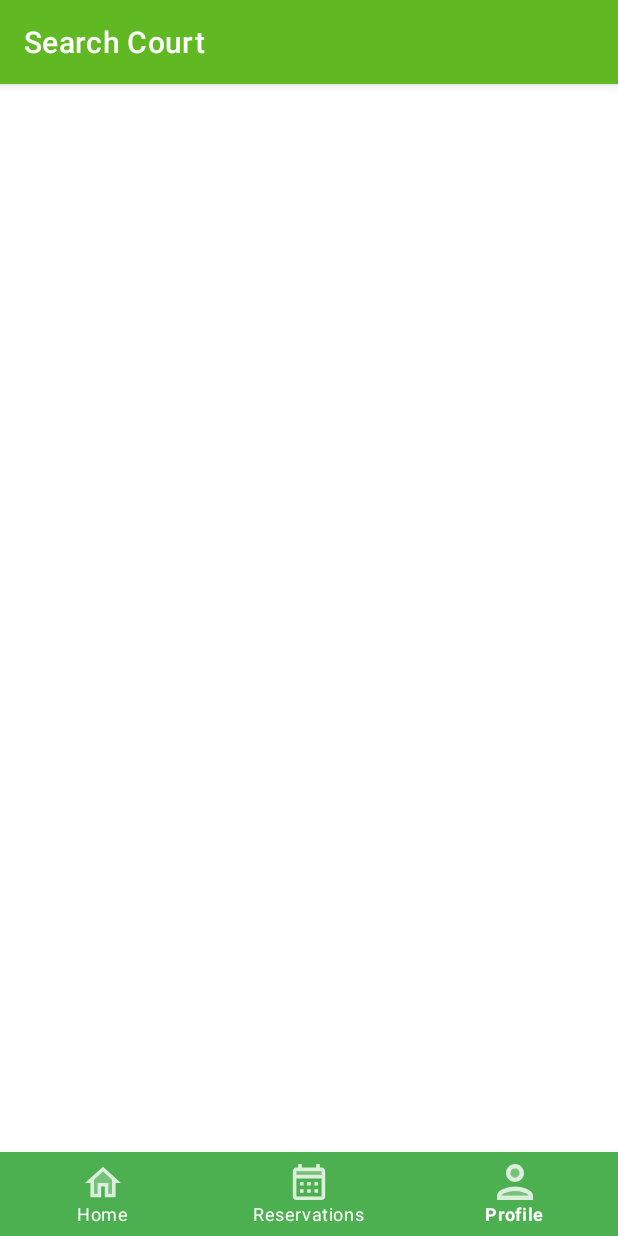
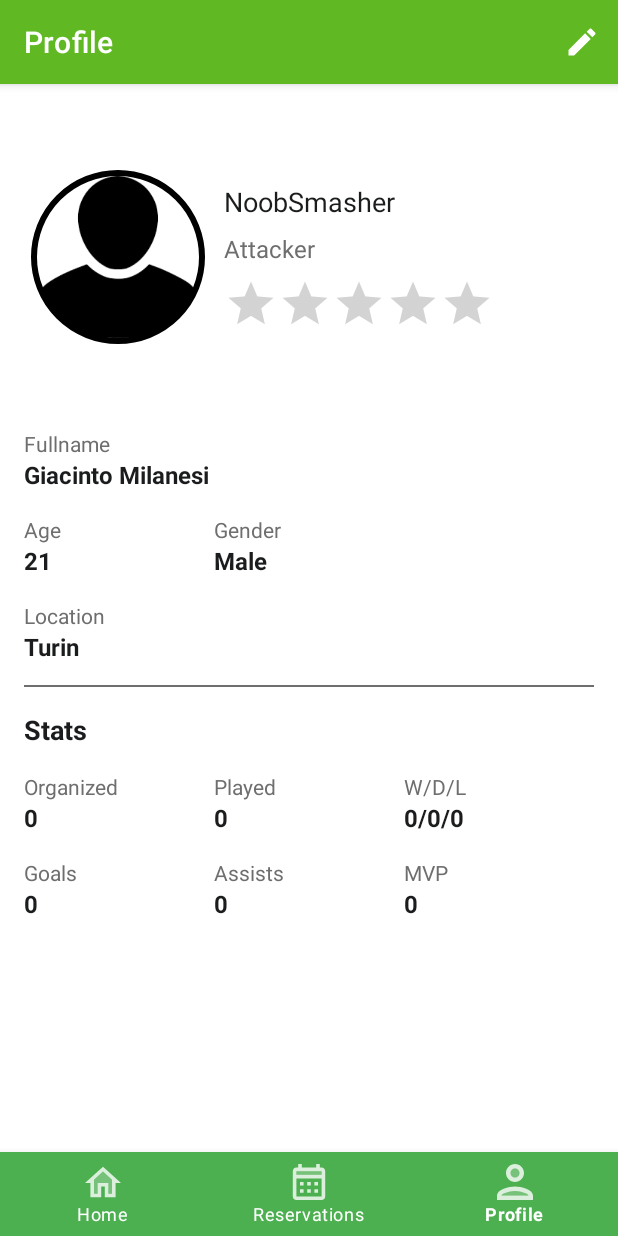
Before and after one commit to GigiLoria5/PlayingCourtReservation-Polito-MAD-2023, an Android app: the screen it shows after launch (MainActivity), item 3 of the bottom bar chosen, on a phone screen of 412 x 824 dp. Run offline under Robolectric (Android 15) with nearby library versions, the light colour scheme and no system bars.

Commit message:
feature: change file organization and fix fragments switch method

```diff
--- a/app/src/main/AndroidManifest.xml
+++ b/app/src/main/AndroidManifest.xml
@@ -27,7 +27,7 @@
             </intent-filter>
         </activity>
         <activity
-            android:name=".activity.ShowProfileActivity"
+            android:name=".fragment.ShowProfileFragment"
             android:exported="true"></activity>
         <activity
             android:name=".activity.EditProfileActivity"
--- a/app/src/main/java/it/polito/mad/g26/playingcourtreservation/activity/MainActivity.kt
+++ b/app/src/main/java/it/polito/mad/g26/playingcourtreservation/activity/MainActivity.kt
@@ -4,6 +4,9 @@ import androidx.appcompat.app.AppCompatActivity
 import android.os.Bundle
 import com.google.android.material.bottomnavigation.BottomNavigationView
 import it.polito.mad.g26.playingcourtreservation.R
+import it.polito.mad.g26.playingcourtreservation.fragment.ReservationsFragment
+import it.polito.mad.g26.playingcourtreservation.fragment.SearchCourtFragment
+import it.polito.mad.g26.playingcourtreservation.fragment.ShowProfileFragment
 
 class MainActivity : AppCompatActivity() {
 
@@ -12,12 +15,13 @@ class MainActivity : AppCompatActivity() {
         setContentView(R.layout.activity_main)
 
         val bottomNav = findViewById<BottomNavigationView>(R.id.bottomNavigationView)
-        bottomNav.setOnItemReselectedListener {
+        bottomNav.setOnItemSelectedListener {
             when(it.itemId){
                 R.id.home -> supportFragmentManager.beginTransaction().replace(R.id.frame_layout, SearchCourtFragment()).commit()
-                //R.id.reservations -> supportFragmentManager.beginTransaction().replace(R.id.frame_layout, Reservation()).commit() DA IMPLEMENTARE
-                R.id.profile -> supportFragmentManager.beginTransaction().replace(R.id.frame_layout, ShowProfileActivity()).commit()
+                R.id.reservations -> supportFragmentManager.beginTransaction().replace(R.id.frame_layout, ReservationsFragment()).commit()
+                R.id.profile -> supportFragmentManager.beginTransaction().replace(R.id.frame_layout, ShowProfileFragment()).commit()
             }
+            true
         }
     }
 
--- a/app/src/main/java/it/polito/mad/g26/playingcourtreservation/activity/SearchCourtFragment.kt
+++ b/app/src/main/java/it/polito/mad/g26/playingcourtreservation/fragment/SearchCourtFragment.kt
@@ -1,4 +1,4 @@
-package it.polito.mad.g26.playingcourtreservation.activity
+package it.polito.mad.g26.playingcourtreservation.fragment
 
 import androidx.appcompat.app.AppCompatActivity
 import android.os.Bundle
@@ -6,7 +6,7 @@ import android.view.View
 import androidx.fragment.app.Fragment
 import it.polito.mad.g26.playingcourtreservation.R
 
-class SearchCourtFragment: Fragment(R.layout.activity_search_court_fragment) {
+class SearchCourtFragment: Fragment(R.layout.fragment_search_court) {
 
     override fun onViewCreated(view: View, savedInstanceState: Bundle?) {
         super.onViewCreated(view, savedInstanceState)
--- a/app/src/main/java/it/polito/mad/g26/playingcourtreservation/activity/ShowProfileActivity.kt
+++ b/app/src/main/java/it/polito/mad/g26/playingcourtreservation/fragment/ShowProfileFragment.kt
@@ -1,4 +1,4 @@
-package it.polito.mad.g26.playingcourtreservation.activity
+package it.polito.mad.g26.playingcourtreservation.fragment
 
 import android.content.Context
 import android.content.Intent
@@ -17,11 +17,12 @@ import androidx.core.view.MenuProvider
 import androidx.fragment.app.Fragment
 import androidx.lifecycle.Lifecycle
 import it.polito.mad.g26.playingcourtreservation.R
+import it.polito.mad.g26.playingcourtreservation.activity.EditProfileActivity
 import it.polito.mad.g26.playingcourtreservation.ui.CustomTextView
 import org.json.JSONObject
 
 
-class ShowProfileActivity : Fragment(R.layout.activity_show_profile) {
+class ShowProfileFragment : Fragment(R.layout.activity_show_profile) {
 
     override fun onViewCreated(view: View, savedInstanceState: Bundle?) {
         super.onViewCreated(view, savedInstanceState)
--- a/app/src/main/res/layout-land/activity_show_profile.xml
+++ b/app/src/main/res/layout-land/activity_show_profile.xml
@@ -5,7 +5,7 @@
     android:layout_width="match_parent"
     android:layout_height="match_parent"
     android:paddingHorizontal="16dp"
-    tools:context=".activity.ShowProfileActivity">
+    tools:context=".fragment.ShowProfileFragment">
 
     <androidx.constraintlayout.widget.Guideline
         android:id="@+id/vertical_guideline"
--- a/app/src/main/res/layout/activity_main.xml
+++ b/app/src/main/res/layout/activity_main.xml
@@ -8,7 +8,7 @@
 
     <androidx.fragment.app.FragmentContainerView
         android:id="@+id/frame_layout"
-        android:name="it.polito.mad.g26.playingcourtreservation.activity.SearchCourtFragment"
+        android:name="it.polito.mad.g26.playingcourtreservation.fragment.SearchCourtFragment"
         android:layout_width="0dp"
         android:layout_height="0dp"
         app:layout_constraintBottom_toTopOf="@+id/bottomNavigationView"
@@ -16,7 +16,7 @@
         app:layout_constraintHorizontal_bias="0.0"
         app:layout_constraintStart_toStartOf="parent"
         app:layout_constraintTop_toTopOf="parent"
-        tools:layout="@layout/activity_search_court_fragment" />
+        tools:layout="@layout/fragment_search_court" />
 
     <com.google.android.material.bottomnavigation.BottomNavigationView
         android:id="@+id/bottomNavigationView"
--- a/app/src/main/res/layout/activity_show_profile.xml
+++ b/app/src/main/res/layout/activity_show_profile.xml
@@ -5,7 +5,7 @@
     android:layout_width="match_parent"
     android:layout_height="match_parent"
     android:paddingHorizontal="16dp"
-    tools:context=".activity.ShowProfileActivity">
+    tools:context=".fragment.ShowProfileFragment">
 
     <ScrollView
         android:layout_width="match_parent"
--- a/app/src/main/res/layout/activity_search_court_fragment.xml
+++ b/app/src/main/res/layout/fragment_search_court.xml
@@ -1,9 +1,8 @@
 <?xml version="1.0" encoding="utf-8"?>
 <androidx.constraintlayout.widget.ConstraintLayout xmlns:android="http://schemas.android.com/apk/res/android"
-    xmlns:app="http://schemas.android.com/apk/res-auto"
     xmlns:tools="http://schemas.android.com/tools"
     android:layout_width="match_parent"
     android:layout_height="match_parent"
-    tools:context=".activity.SearchCourtFragment">
+    tools:context=".fragment.SearchCourtFragment">
 
 </androidx.constraintlayout.widget.ConstraintLayout>
--- a/app/src/main/res/menu/navigation_menu.xml
+++ b/app/src/main/res/menu/navigation_menu.xml
@@ -1,13 +1,15 @@
 <?xml version="1.0" encoding="utf-8"?>
 <menu xmlns:android="http://schemas.android.com/apk/res/android">
 
-    <item android:id="@+id/home"
+    <item
+        android:id="@+id/home"
         android:icon="@drawable/ic_home"
-        android:title="Home"></item>
-    <item android:id="@+id/reservations"
+        android:title="@string/home"/>
+    <item
+        android:id="@+id/reservations"
         android:icon="@drawable/ic_reservation"
-        android:title="Reservations"></item>
+        android:title="@string/reservations"/>
     <item android:id="@+id/profile"
         android:icon="@drawable/ic_profile"
-        android:title="Profile"></item>
+        android:title="@string/profile"/>
 </menu>
--- a/app/src/main/res/values/strings.xml
+++ b/app/src/main/res/values/strings.xml
@@ -51,6 +51,9 @@
     <string name="default_date">14-04-2002</string>
     <string name="username_min_length">Username min length is 8 characters</string>
     <string name="username_max_length">Username max length is 30 characters</string>
+    <string name="home">Home</string>
+    <string name="reservations">Reservations</string>
+    <string name="profile">Profile</string>
 
     <string-array name="position_array">
         <item>Attacker</item>
@@ -64,5 +67,7 @@
         <item>Female</item>
         <item>Other</item>
     </string-array>
+    <!-- TODO: Remove or change this placeholder text -->
+    <string name="hello_blank_fragment">Hello blank fragment</string>
 
 </resources>
```
Also changed, not shown: app/src/main/java/it/polito/mad/g26/playingcourtreservation/fragment/ReservationsFragment.kt (added, +17 -0 lines), app/src/main/res/layout/fragment_reservations.xml (added, +8 -0 lines), 1 other file.
